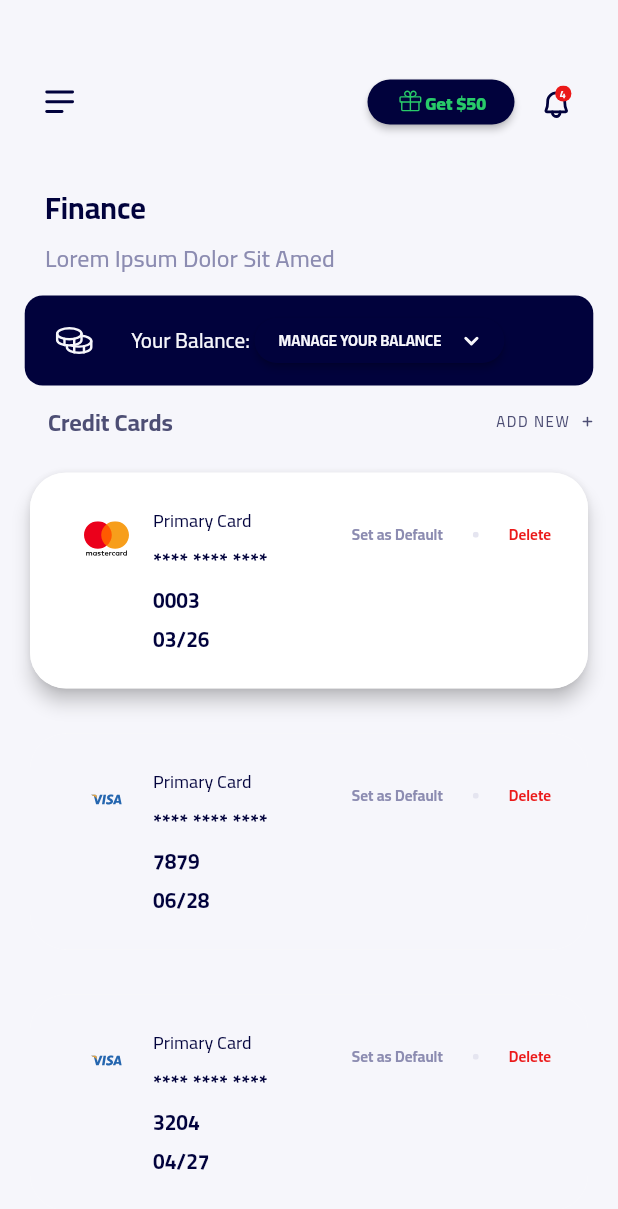
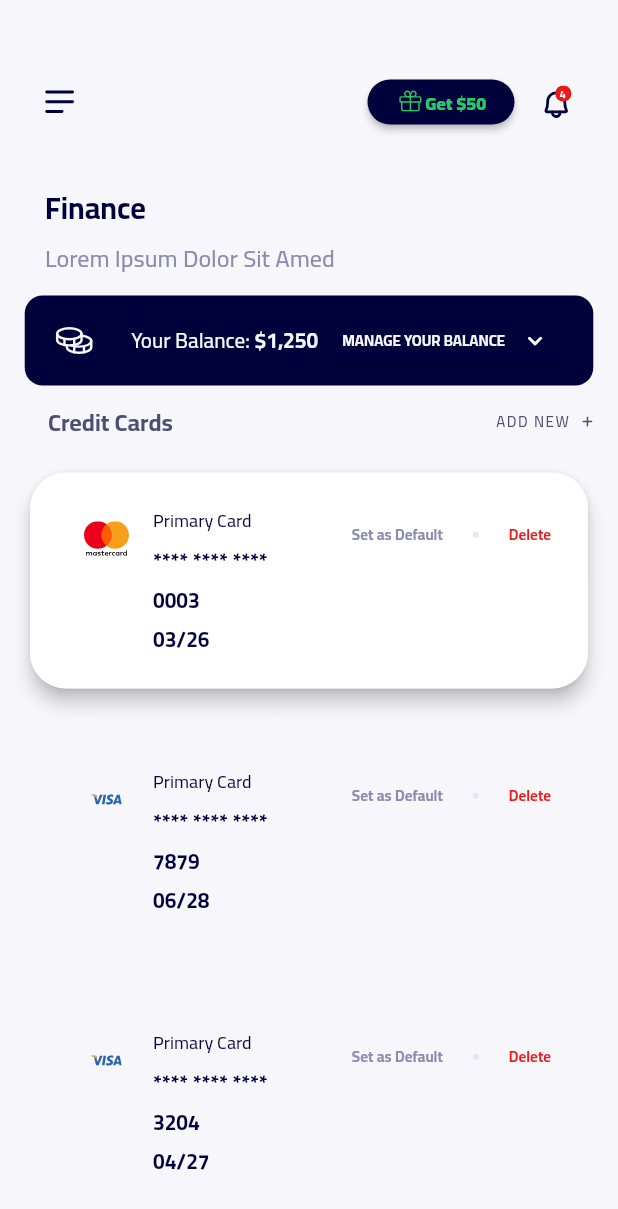
Before and after one commit to ozgun-kara/ruut, a Flutter app: the screen it shows after launch, on a phone screen of 412 x 824 dp. Shown: the top 1209 px of the screen. Run offline on Flutter 3.47's test engine with Material 2 defaults, Android fonts, the phone set to English and light mode, and no system bars; our stand-ins replace flutter_svg.

Commit message:
Update finance_page.dart

```diff
--- a/lib/pages/finance_page.dart
+++ b/lib/pages/finance_page.dart
@@ -160,8 +160,18 @@ class FinancePage extends StatelessWidget {
                       ),
                     ),
 
-
-
+                    const Padding(
+                      padding: EdgeInsets.fromLTRB(0, 0, 0, 0),
+                      child: Text(
+                        "\$1,250",
+                        style: TextStyle(
+                          fontSize: 14,
+                          fontFamily: "Cairo-VariableFont_wght",
+                          fontWeight: FontWeight.bold,
+                          color: Color(0xFFF6F6FB),
+                        ),
+                      ),
+                    ),
 
                     ButtonTheme(
                       minWidth: 98,
```
